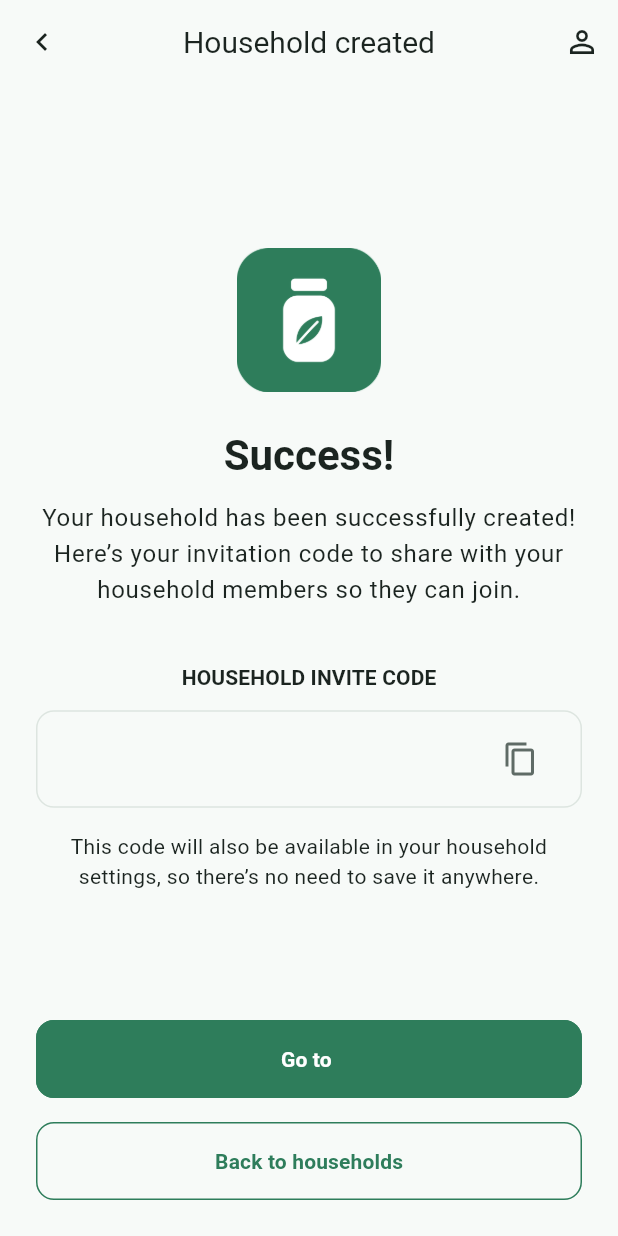
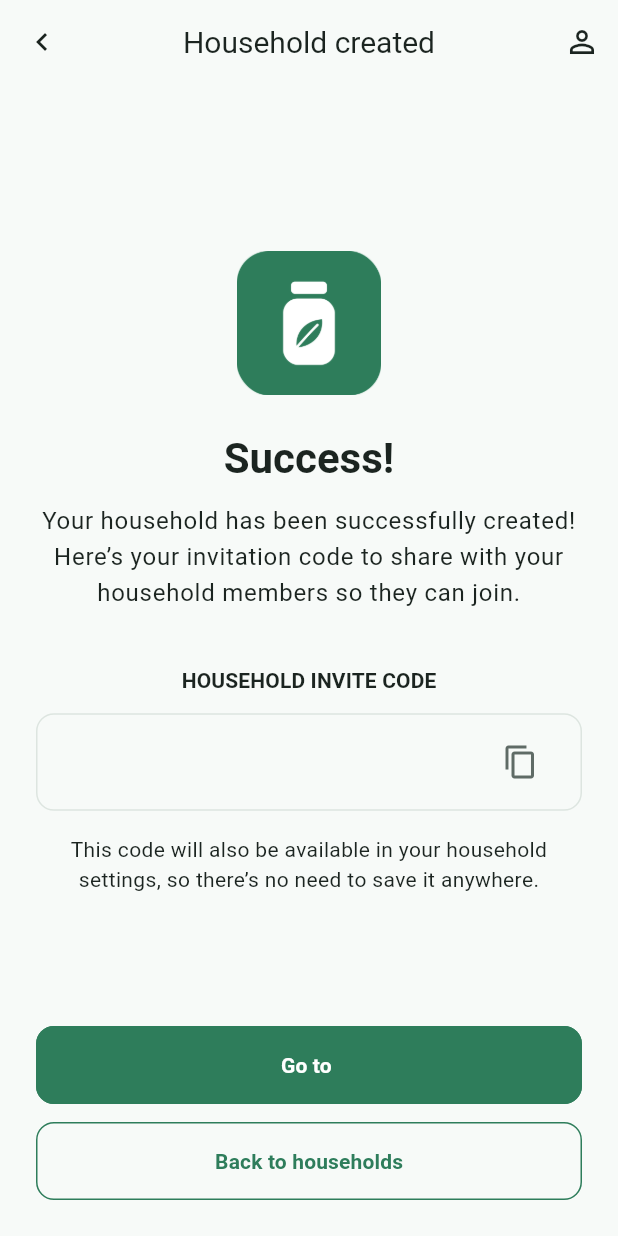
Before and after one commit to WojciechKorbel/common-pantry, a Flutter app: the HouseholdCreatedScreen screen opened directly with empty values, on a phone screen of 412 x 824 dp. Run offline on Flutter 3.47's test engine with Material 3 defaults, Android fonts, the phone set to English and light mode, and no system bars; our stand-ins replace dio, fl_chart, flutter_dotenv, flutter_riverpod, flutter_secure_storage, go_router and 2 more; missing offline and left inert: home_widget, mobile_scanner; accounts and stored records are empty.

Commit message:
Update household_created_screen.dart

```diff
--- a/app/lib/features/households/presentation/household_created_screen.dart
+++ b/app/lib/features/households/presentation/household_created_screen.dart
@@ -1,4 +1,5 @@
 import 'package:common_pantry/core/di/dependencies.dart';
+import 'package:common_pantry/core/utils/responsive.dart';
 import 'package:common_pantry/core/widgets/app_app_bar.dart';
 import 'package:common_pantry/core/widgets/app_button.dart';
 import 'package:common_pantry/core/widgets/app_outlined_button.dart';
@@ -23,7 +24,6 @@ class HouseholdCreatedScreen extends StatelessWidget {
 
     if (!context.mounted) return;
 
-    // SNACKBAR - COPY INFO
     ScaffoldMessenger.of(context)
       ..hideCurrentSnackBar()
       ..showSnackBar(
@@ -36,6 +36,7 @@ class HouseholdCreatedScreen extends StatelessWidget {
   @override
   Widget build(BuildContext context) {
     final theme = Theme.of(context);
+    final isLandscape = Responsive.isLandscape(context);
 
     return Scaffold(
       appBar: AppAppBar(
@@ -47,25 +48,39 @@ class HouseholdCreatedScreen extends StatelessWidget {
         ),
       ),
       body: SafeArea(
-        child: Padding(
-          padding: const EdgeInsets.all(24),
+        child: Center(
+          child: ConstrainedBox(
+            constraints: const BoxConstraints(maxWidth: 480),
+            child: LayoutBuilder(
+              builder: (context, constraints) {
+                return SingleChildScrollView(
+                  padding: EdgeInsets.all(isLandscape ? 16 : 24),
+                  child: ConstrainedBox(
+                    constraints: BoxConstraints(
+                      minHeight: constraints.maxHeight - (isLandscape ? 32 : 48),
+                    ),
+                    child: IntrinsicHeight(
                       child: Column(
                         children: [
-              const Spacer(),
+                          if (!isLandscape) const Spacer(),
 
                           // LOGO
                           Image.asset(
                             'assets/images/pantry_logo.png',
-                width: 96,
-                height: 96,
+                            width: isLandscape ? 60 : 96,
+                            height: isLandscape ? 60 : 96,
                             fit: BoxFit.contain,
                           ),
-              const SizedBox(height: 24),
+                          SizedBox(height: isLandscape ? 12 : 24),
 
                           // SUCCESS BOLD TEXT
                           Text(
                             'Success!',
-                style: theme.textTheme.headlineMedium?.copyWith(
+                            style:
+                                (isLandscape
+                                        ? theme.textTheme.headlineSmall
+                                        : theme.textTheme.headlineMedium)
+                                    ?.copyWith(
                                       fontWeight: FontWeight.bold,
                                     ),
                             textAlign: TextAlign.center,
@@ -80,7 +95,7 @@ class HouseholdCreatedScreen extends StatelessWidget {
                             textAlign: TextAlign.center,
                           ),
 
-              const SizedBox(height: 36),
+                          SizedBox(height: isLandscape ? 16 : 36),
 
                           Text(
                             'HOUSEHOLD INVITE CODE',
@@ -103,7 +118,8 @@ class HouseholdCreatedScreen extends StatelessWidget {
                             textAlign: TextAlign.center,
                           ),
 
-              const Spacer(),
+                          if (!isLandscape) const Spacer(),
+                          SizedBox(height: isLandscape ? 20 : 0),
 
                           // BUTTONS
                           AppButton(
@@ -118,7 +134,7 @@ class HouseholdCreatedScreen extends StatelessWidget {
                             },
                           ),
 
-              const SizedBox(height: 16),
+                          const SizedBox(height: 12),
 
                           AppOutlinedButton(
                             text: 'Back to households',
@@ -129,5 +145,11 @@ class HouseholdCreatedScreen extends StatelessWidget {
                     ),
                   ),
                 );
+              },
+            ),
+          ),
+        ),
+      ),
+    );
   }
 }
```
Lines whose indentation alone changed are shown as unchanged.
